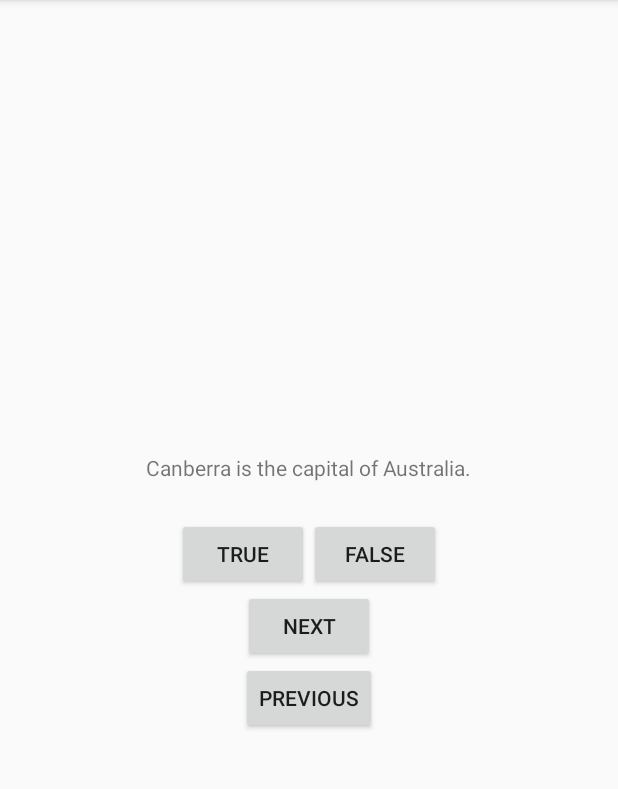
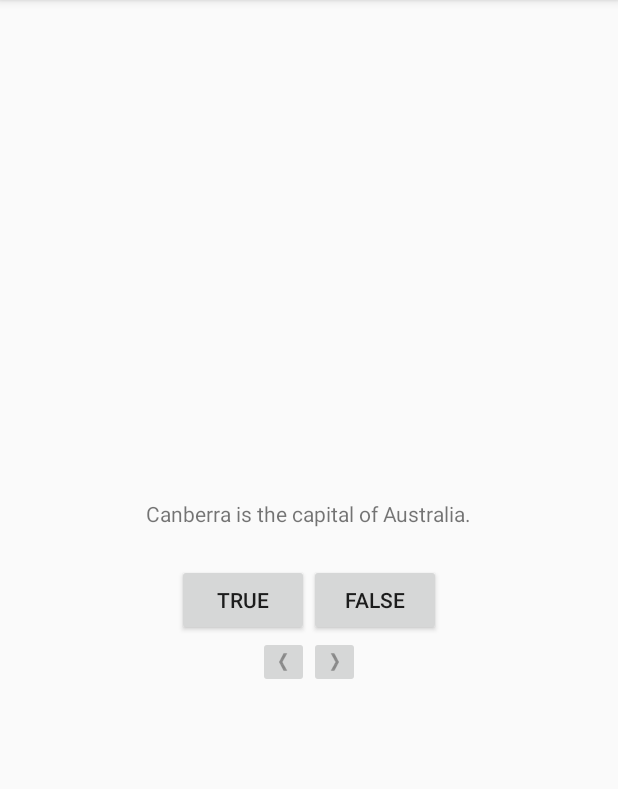
Before and after one commit to esingletary/GeoQuiz, an Android app: the screen it shows after launch (QuizActivity), on a phone screen of 412 x 824 dp, the part 84-873 px from its top. Run offline under Robolectric (Android 15) with nearby library versions, the phone set to English and light mode, and no system bars.

Commit message:
Added image buttons for next and previous.

```diff
--- a/app/src/main/java/co/manny/bnr/geoquiz/QuizActivity.java
+++ b/app/src/main/java/co/manny/bnr/geoquiz/QuizActivity.java
@@ -4,12 +4,14 @@ import android.support.v7.app.AppCompatActivity;
 import android.os.Bundle;
 import android.view.View;
 import android.widget.Button;
+import android.widget.ImageButton;
 import android.widget.TextView;
 import android.widget.Toast;
 
 public class QuizActivity extends AppCompatActivity {
 
-    private Button mTrueButton, mFalseButton, mNextButton, mPreviousButton;
+    private Button mTrueButton, mFalseButton;
+    private ImageButton mNextButton, mPreviousButton;
     private TextView mQuestionTextView;
 
     private Question[] mQuestionBank = new Question[] {
@@ -37,7 +39,7 @@ public class QuizActivity extends AppCompatActivity {
             }
         });
 
-        mNextButton = (Button) findViewById(R.id.next_button);
+        mNextButton = (ImageButton) findViewById(R.id.next_button);
         mNextButton.setOnClickListener(new View.OnClickListener() {
             @Override
             public void onClick (View v) {
@@ -46,7 +48,7 @@ public class QuizActivity extends AppCompatActivity {
             }
         });
 
-        mPreviousButton = (Button) findViewById(R.id.previous_button);
+        mPreviousButton = (ImageButton) findViewById(R.id.previous_button);
         mPreviousButton.setOnClickListener(new View.OnClickListener() {
             @Override
             public void onClick (View v) {
--- a/app/src/main/res/layout/activity_quiz.xml
+++ b/app/src/main/res/layout/activity_quiz.xml
@@ -10,6 +10,7 @@
         android:layout_width="wrap_content"
         android:layout_height="wrap_content"
         android:padding="24dp" />
+
     <LinearLayout
         android:layout_width="wrap_content"
         android:layout_height="wrap_content"
@@ -28,16 +29,25 @@
 
     </LinearLayout>
 
-    <Button
-        android:id="@+id/next_button"
+    <LinearLayout
         android:layout_width="wrap_content"
         android:layout_height="wrap_content"
-        android:text="@string/next_button"/>
+        android:orientation="horizontal">
 
-    <Button
-        android:id="@+id/previous_button"
-        android:layout_width="wrap_content"
-        android:layout_height="wrap_content"
-        android:text="@string/previous_button"/>
+        <ImageButton
+            android:id="@+id/previous_button"
+            android:layout_width="wrap_content"
+            android:layout_height="wrap_content"
+            android:src="@drawable/arrow_left"
+            android:contentDescription="Left Arrow"/>
+
+        <ImageButton
+            android:id="@+id/next_button"
+            android:layout_width="wrap_content"
+            android:layout_height="wrap_content"
+            android:src="@drawable/arrow_right"
+            android:contentDescription="Right Arrow"/>
+
+    </LinearLayout>
 
 </LinearLayout>
```
Also changed, not shown: app/src/main/res/drawable-hdpi/arrow_left.png (added), app/src/main/res/drawable-hdpi/arrow_right.png (added), app/src/main/res/drawable-mdpi/arrow_left.png (added), app/src/main/res/drawable-mdpi/arrow_right.png (added), app/src/main/res/drawable-xhdpi/arrow_left.png (added), app/src/main/res/drawable-xhdpi/arrow_right.png (added), app/src/main/res/drawable-xxhdpi/arrow_left.png (added), app/src/main/res/drawable-xxhdpi/arrow_right.png (added).
